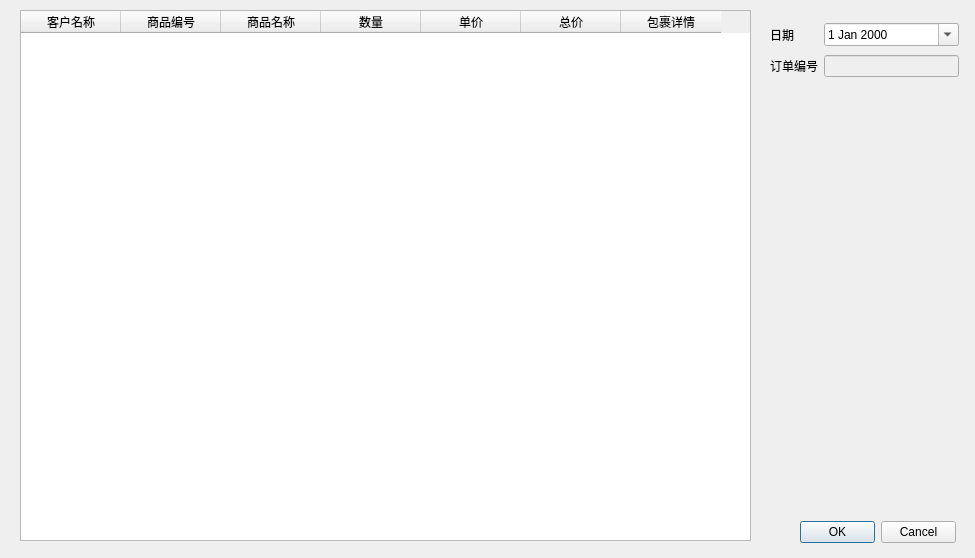
The window that FrmSaleOrder.ui (linchengyuan/db) describes before a commit, drawn with Qt 5.
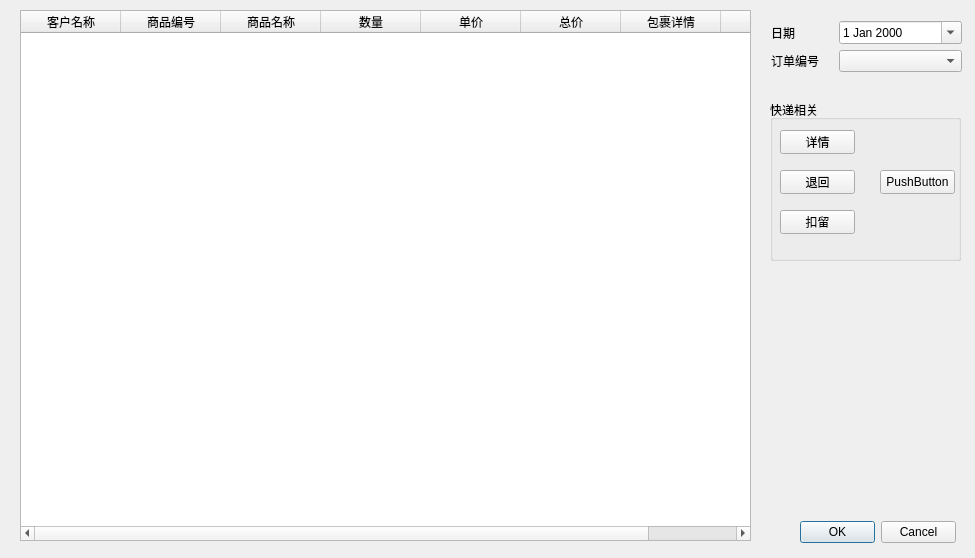
The same window after the commit.

Commit message: fix buy order manager

```diff
--- a/FrmSaleOrder.ui
+++ b/FrmSaleOrder.ui
@@ -60,6 +60,11 @@
      <string>包裹详情</string>
     </property>
    </column>
+   <column>
+    <property name="text">
+     <string>操作</string>
+    </property>
+   </column>
   </widget>
   <widget class="QDialogButtonBox" name="buttonBox">
    <property name="geometry">
@@ -74,21 +79,81 @@
     <set>QDialogButtonBox::Cancel|QDialogButtonBox::Ok</set>
    </property>
   </widget>
-  <widget class="QWidget" name="layoutWidget">
+  <widget class="QGroupBox" name="groupBox_2">
    <property name="geometry">
     <rect>
      <x>770</x>
-     <y>20</y>
-     <width>189</width>
-     <height>60</height>
+     <y>100</y>
+     <width>191</width>
+     <height>161</height>
     </rect>
    </property>
-   <property name="font">
-    <font>
-     <pointsize>11</pointsize>
-    </font>
+   <property name="title">
+    <string>快递相关</string>
    </property>
-   <layout class="QGridLayout" name="gridLayout">
+   <widget class="QPushButton" name="pushButton_2">
+    <property name="geometry">
+     <rect>
+      <x>10</x>
+      <y>70</y>
+      <width>75</width>
+      <height>24</height>
+     </rect>
+    </property>
+    <property name="text">
+     <string>退回</string>
+    </property>
+   </widget>
+   <widget class="QPushButton" name="pushButton_3">
+    <property name="geometry">
+     <rect>
+      <x>10</x>
+      <y>110</y>
+      <width>75</width>
+      <height>24</height>
+     </rect>
+    </property>
+    <property name="text">
+     <string>扣留</string>
+    </property>
+   </widget>
+   <widget class="QPushButton" name="pushButton">
+    <property name="geometry">
+     <rect>
+      <x>10</x>
+      <y>30</y>
+      <width>75</width>
+      <height>24</height>
+     </rect>
+    </property>
+    <property name="text">
+     <string>详情</string>
+    </property>
+   </widget>
+   <widget class="QPushButton" name="pushButton_4">
+    <property name="geometry">
+     <rect>
+      <x>110</x>
+      <y>70</y>
+      <width>75</width>
+      <height>24</height>
+     </rect>
+    </property>
+    <property name="text">
+     <string>PushButton</string>
+    </property>
+   </widget>
+  </widget>
+  <widget class="QWidget" name="">
+   <property name="geometry">
+    <rect>
+     <x>771</x>
+     <y>21</y>
+     <width>191</width>
+     <height>52</height>
+    </rect>
+   </property>
+   <layout class="QGridLayout" name="gridLayout" columnstretch="1,2">
     <item row="0" column="0">
      <widget class="QLabel" name="label">
       <property name="font">
@@ -126,16 +191,7 @@
      </widget>
     </item>
     <item row="1" column="1">
-     <widget class="QLineEdit" name="id">
-      <property name="enabled">
-       <bool>false</bool>
-      </property>
-      <property name="font">
-       <font>
-        <pointsize>9</pointsize>
-       </font>
-      </property>
-     </widget>
+     <widget class="QComboBox" name="comboBox"/>
     </item>
    </layout>
   </widget>
```
The commit also changes 4 other files.
